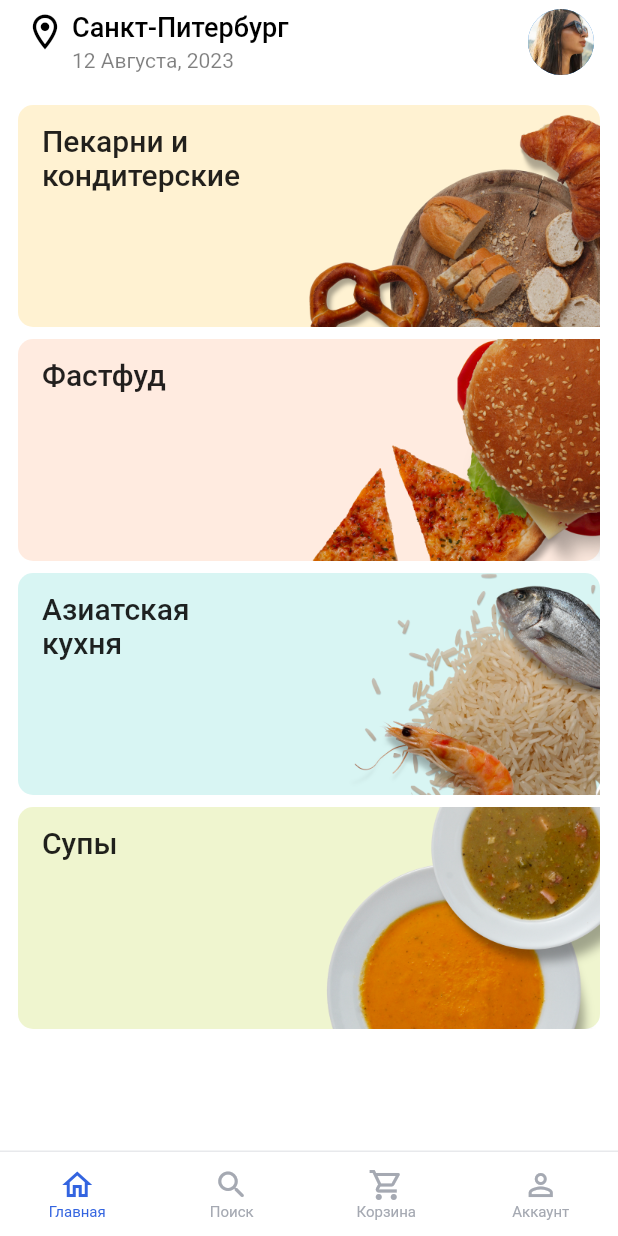
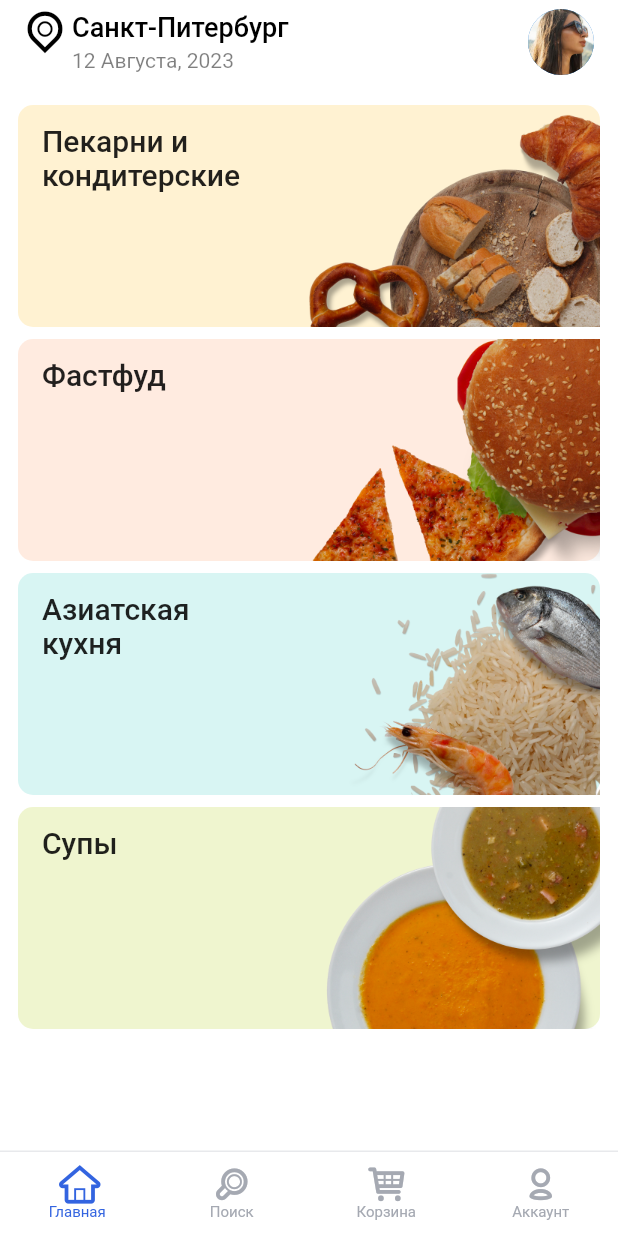
Before and after one commit to blyoha/Food-Market-App, a Flutter app: the screen it shows after launch, on a phone screen of 412 x 824 dp. Run offline on Flutter 3.47's test engine with Material 2 defaults, Android fonts, the phone set to English and light mode, and no system bars; our stand-ins replace dio, equatable, flutter_bloc, gap, get_it, retrofit; generated files the repository leaves out were written again.

Commit message:
Added custom icons.

```diff
--- /dev/null
+++ b/lib/core/config/app_icons.dart
@@ -0,0 +1,35 @@
+/// Flutter icons MyFlutterApp
+/// Copyright (C) 2023 by original authors @ fluttericon.com, fontello.com
+/// This font was generated by FlutterIcon.com, which is derived from Fontello.
+///
+/// To use this font, place it in your fonts/ directory and include the
+/// following in your pubspec.yaml
+///
+/// flutter:
+///   fonts:
+///    - family:  MyFlutterApp
+///      fonts:
+///       - asset: fonts/MyFlutterApp.ttf
+///
+///
+/// * Typicons, (c) Stephen Hutchings 2012
+///         Author:    Stephen Hutchings
+///         License:   SIL (http://scripts.sil.org/OFL)
+///         Homepage:  http://typicons.com/
+///
+import 'package:flutter/widgets.dart';
+
+class AppIcons {
+  AppIcons._();
+
+  static const _kFontFam = 'AppIcons';
+  static const String? _kFontPkg = null;
+
+  static const IconData home_outline = IconData(0xe800, fontFamily: _kFontFam, fontPackage: _kFontPkg);
+  static const IconData basket = IconData(0xe801, fontFamily: _kFontFam, fontPackage: _kFontPkg);
+  static const IconData location_outline = IconData(0xe802, fontFamily: _kFontFam, fontPackage: _kFontPkg);
+  static const IconData search_outline = IconData(0xe803, fontFamily: _kFontFam, fontPackage: _kFontPkg);
+  static const IconData user_outline = IconData(0xe804, fontFamily: _kFontFam, fontPackage: _kFontPkg);
+  static const IconData cancel = IconData(0xe805, fontFamily: _kFontFam, fontPackage: _kFontPkg);
+  static const IconData heart = IconData(0xe807, fontFamily: _kFontFam, fontPackage: _kFontPkg);
+}
--- a/lib/core/pages/main_page.dart
+++ b/lib/core/pages/main_page.dart
@@ -2,6 +2,7 @@ import 'package:flutter/material.dart';
 
 import '../../features/cart/presentation/pages/cart_page.dart';
 import '../../features/market/presentation/pages/home_page.dart';
+import '../config/app_icons.dart';
 
 class MainPage extends StatefulWidget {
   const MainPage({Key? key}) : super(key: key);
@@ -15,22 +16,26 @@ class _MainPageState extends State<MainPage> {
     NavItem(
       page: HomePage(),
       label: 'Главная',
-      icon: Icons.home_outlined,
+      icon: AppIcons.home_outline,
+      route: 'home',
     ),
     NavItem(
       page: SizedBox.shrink(),
       label: 'Поиск',
-      icon: Icons.search_rounded,
+      icon: AppIcons.search_outline,
+      route: 'search',
     ),
     NavItem(
       page: CartPage(),
       label: 'Корзина',
-      icon: Icons.shopping_cart_outlined,
+      icon: AppIcons.basket,
+      route: 'cart',
     ),
     NavItem(
       page: SizedBox.shrink(),
       label: 'Аккаунт',
-      icon: Icons.person_outline_outlined,
+      icon: AppIcons.user_outline,
+      route: 'profile',
     ),
   ];
 
@@ -74,6 +79,12 @@ class NavItem {
   final Widget page;
   final String label;
   final IconData icon;
+  final String route;
 
-  const NavItem({required this.page, required this.label, required this.icon});
+  const NavItem({
+    required this.page,
+    required this.label,
+    required this.icon,
+    required this.route,
+  });
 }
--- a/lib/core/widgets/appbar_title.dart
+++ b/lib/core/widgets/appbar_title.dart
@@ -1,4 +1,5 @@
 import 'package:flutter/material.dart';
+import '../config/app_icons.dart';
 import 'package:gap/gap.dart';
 
 class AppBarTitle extends StatelessWidget {
@@ -10,7 +11,7 @@ class AppBarTitle extends StatelessWidget {
       crossAxisAlignment: CrossAxisAlignment.start,
       children: [
         const Icon(
-          Icons.location_on_outlined,
+          AppIcons.location_outline,
           color: Colors.black,
           weight: 2.0,
           size: 28.0,
--- a/pubspec.yaml
+++ b/pubspec.yaml
@@ -36,3 +36,8 @@ flutter:
 
   assets:
     - assets/images/
+
+  fonts:
+    - family: AppIcons
+      fonts:
+        - asset: assets/icons/AppIcons.ttf
```
Also changed, not shown: assets/icons/AppIcons.ttf (added).
